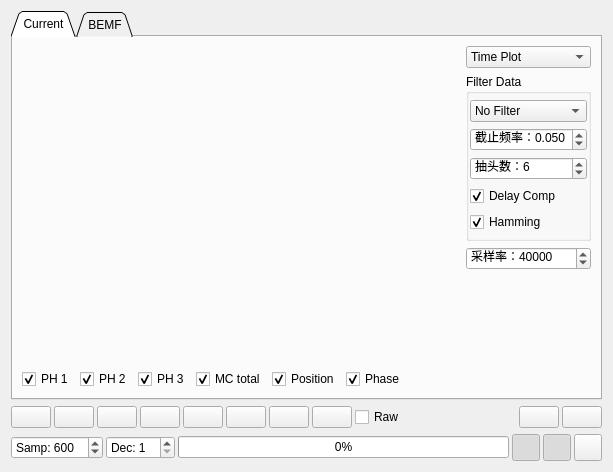
njupt-robomasters/vesc_tool-zh, file pages/pagesampleddata.ui: the form before one commit.
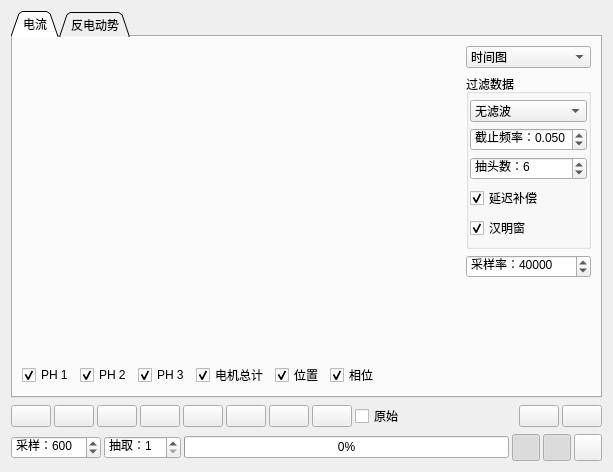
The form after the commit. Custom widgets are drawn as their Qt base class.

Patch:
```diff
--- a/pages/pagesampleddata.ui
+++ b/pages/pagesampleddata.ui
@@ -24,7 +24,7 @@
      </property>
      <widget class="QWidget" name="tab_2">
       <attribute name="title">
-       <string>Current</string>
+       <string>电流</string>
       </attribute>
       <layout class="QHBoxLayout" name="horizontalLayout_3" stretch="1,0">
        <item>
@@ -93,7 +93,7 @@
                <item>
                 <widget class="QCheckBox" name="showMcTotalCurrentBox">
                  <property name="text">
-                  <string>MC total</string>
+                  <string>电机总计</string>
                  </property>
                  <property name="checked">
                   <bool>true</bool>
@@ -103,7 +103,7 @@
                <item>
                 <widget class="QCheckBox" name="showPosCurrentBox">
                  <property name="text">
-                  <string>Position</string>
+                  <string>位置</string>
                  </property>
                  <property name="checked">
                   <bool>true</bool>
@@ -116,7 +116,7 @@
                   <string>Show FOC motor phase</string>
                  </property>
                  <property name="text">
-                  <string>Phase</string>
+                  <string>相位</string>
                  </property>
                  <property name="checked">
                   <bool>true</bool>
@@ -204,7 +204,7 @@
            </property>
            <item>
             <property name="text">
-             <string>Time Plot</string>
+             <string>时间图</string>
             </property>
            </item>
            <item>
@@ -222,7 +222,7 @@
          <item>
           <widget class="QGroupBox" name="groupBox">
            <property name="title">
-            <string>Filter Data</string>
+            <string>过滤数据</string>
            </property>
            <layout class="QVBoxLayout" name="verticalLayout_3">
             <property name="leftMargin">
@@ -241,7 +241,7 @@
              <widget class="QComboBox" name="filterBox">
               <item>
                <property name="text">
-                <string>No Filter</string>
+                <string>无滤波</string>
                </property>
               </item>
               <item>
@@ -303,7 +303,7 @@
                <string>Compensate for filter delay</string>
               </property>
               <property name="text">
-               <string>Delay Comp</string>
+               <string>延迟补偿</string>
               </property>
               <property name="checked">
                <bool>true</bool>
@@ -316,7 +316,7 @@
                <string>Use Hamming window</string>
               </property>
               <property name="text">
-               <string>Hamming</string>
+               <string>汉明窗</string>
               </property>
               <property name="checked">
                <bool>true</bool>
@@ -367,7 +367,7 @@
      </widget>
      <widget class="QWidget" name="tab">
       <attribute name="title">
-       <string>BEMF</string>
+       <string>反电动势</string>
       </attribute>
       <layout class="QVBoxLayout" name="verticalLayout_2">
        <item>
@@ -598,7 +598,7 @@
         <string>Use raw ADC values instead of scaled voltages and currents.</string>
        </property>
        <property name="text">
-        <string>Raw</string>
+        <string>原始</string>
        </property>
       </widget>
      </item>
@@ -654,7 +654,7 @@
         <string>Number of samples total, or number of samples before trigger in triggered modes</string>
        </property>
        <property name="prefix">
-        <string>Samp: </string>
+        <string>采样：</string>
        </property>
        <property name="maximum">
         <number>1000</number>
@@ -673,7 +673,7 @@
         <string>Decimation (skip samples to fit more data)</string>
        </property>
        <property name="prefix">
-        <string>Dec: </string>
+        <string>抽取：</string>
        </property>
        <property name="minimum">
         <number>1</number>
```
Left out of the diff: 70 changed lines with no effect on the pictures.
